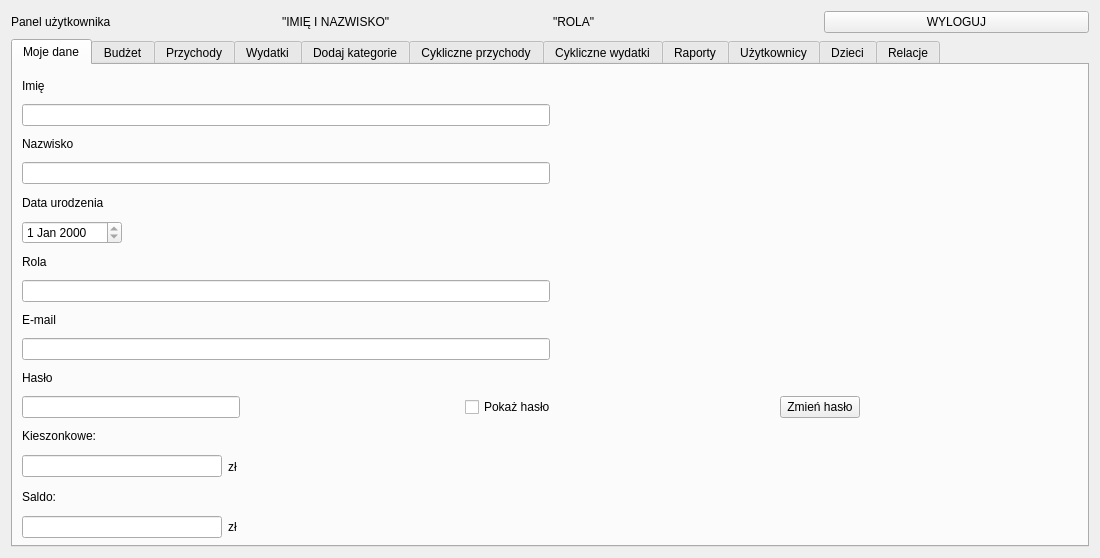
Qt form ui/User_Panel.ui (Dawid-Robak-IG/BUDZET_DOMOWY) before a commit.
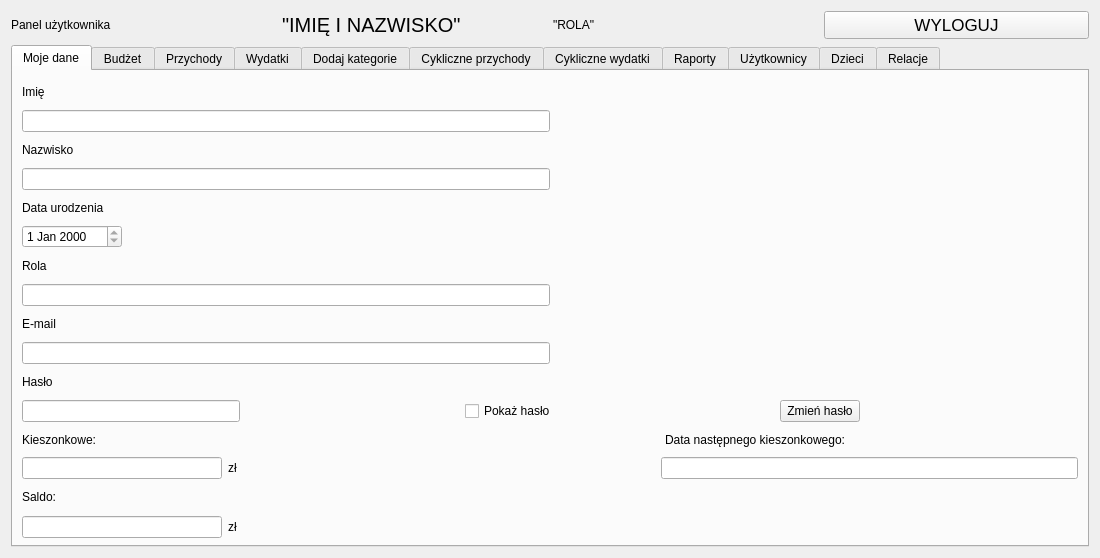
The same form after that commit. The open tabs and pages were chosen to show the change.

Diff of the .ui file:
```diff
--- a/ui/User_Panel.ui
+++ b/ui/User_Panel.ui
@@ -28,6 +28,11 @@
      </item>
      <item>
       <widget class="QLabel" name="label_name">
+       <property name="font">
+        <font>
+         <pointsize>15</pointsize>
+        </font>
+       </property>
        <property name="text">
         <string>&quot;IMIĘ I NAZWISKO&quot;</string>
        </property>
@@ -42,6 +47,11 @@
      </item>
      <item>
       <widget class="QPushButton" name="button_logout">
+       <property name="font">
+        <font>
+         <pointsize>13</pointsize>
+        </font>
+       </property>
        <property name="text">
         <string>WYLOGUJ</string>
        </property>
@@ -284,11 +294,50 @@
         </layout>
        </item>
        <item>
-        <widget class="QLabel" name="label_kieszonkowe">
-         <property name="text">
-          <string>Kieszonkowe:</string>
+        <layout class="QHBoxLayout" name="horizontalLayout_44">
+         <property name="topMargin">
+          <number>0</number>
          </property>
-        </widget>
+         <item>
+          <widget class="QLabel" name="label_kieszonkowe">
+           <property name="sizePolicy">
+            <sizepolicy hsizetype="Preferred" vsizetype="Preferred">
+             <horstretch>1</horstretch>
+             <verstretch>0</verstretch>
+            </sizepolicy>
+           </property>
+           <property name="text">
+            <string>Kieszonkowe:</string>
+           </property>
+          </widget>
+         </item>
+         <item>
+          <spacer name="horizontalSpacer_39">
+           <property name="orientation">
+            <enum>Qt::Horizontal</enum>
+           </property>
+           <property name="sizeHint" stdset="0">
+            <size>
+             <width>430</width>
+             <height>20</height>
+            </size>
+           </property>
+          </spacer>
+         </item>
+         <item>
+          <widget class="QLabel" name="label_nk">
+           <property name="sizePolicy">
+            <sizepolicy hsizetype="Preferred" vsizetype="Preferred">
+             <horstretch>2</horstretch>
+             <verstretch>0</verstretch>
+            </sizepolicy>
+           </property>
+           <property name="text">
+            <string>Data następnego kieszonkowego:</string>
+           </property>
+          </widget>
+         </item>
+        </layout>
        </item>
        <item>
         <layout class="QHBoxLayout" name="horizontalLayout_41">
@@ -328,6 +377,9 @@
            </property>
           </spacer>
          </item>
+         <item>
+          <widget class="QLineEdit" name="lineEdit_dzieciData"/>
+         </item>
         </layout>
        </item>
        <item>
```
Left out of the diff: 39 changed lines with no effect on the pictures.
